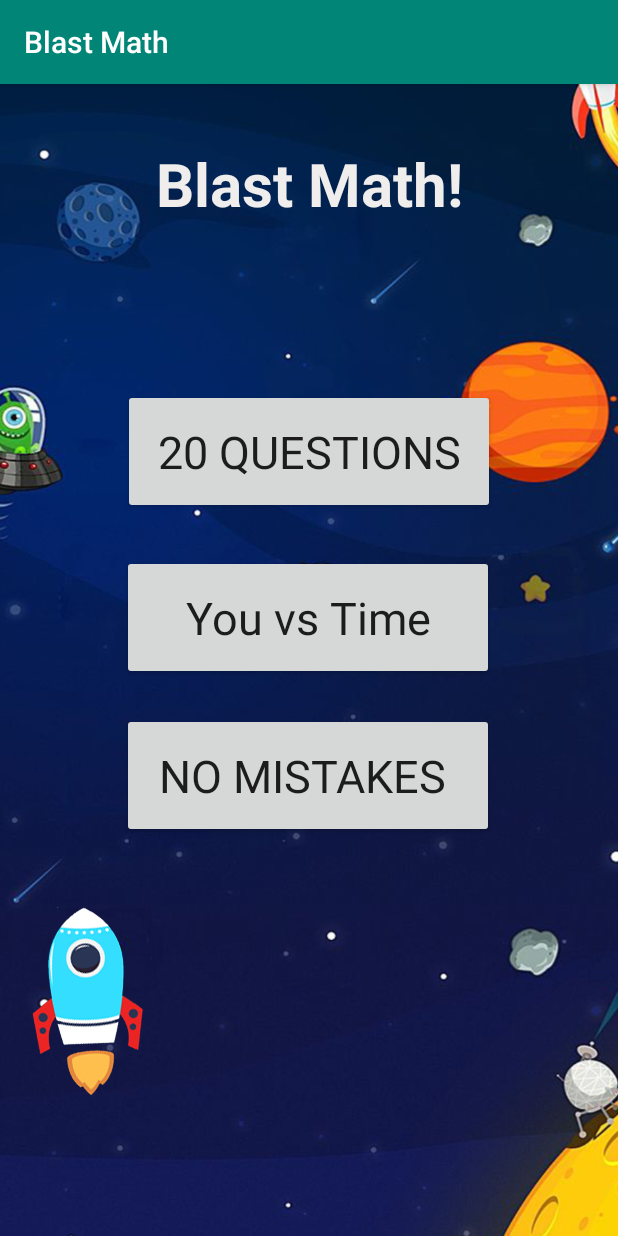
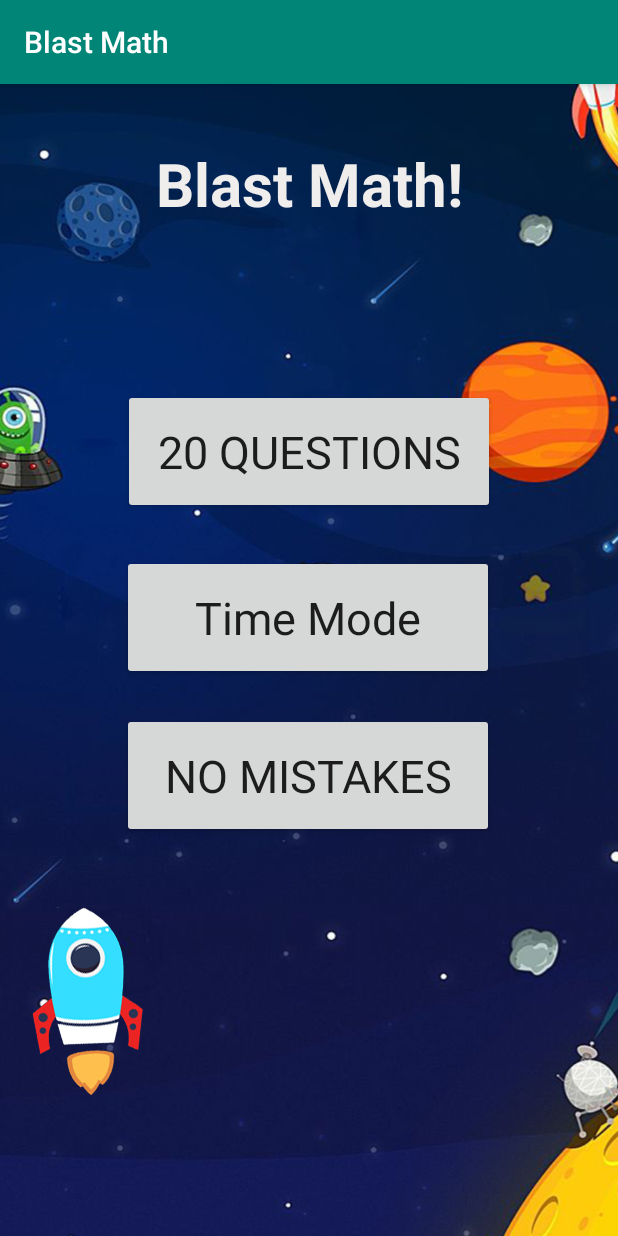
Before and after one commit to zsakr/Math-Game, an Android app: the screen it shows after launch (MainActivity), on a phone screen of 412 x 824 dp. Run offline under Robolectric (Android 15) with nearby library versions, the light colour scheme and no system bars; Roboto replaces fonts that are not available here.

Commit message:
Updated black interfacs

```diff
--- a/app/src/main/res/layout/activity_main.xml
+++ b/app/src/main/res/layout/activity_main.xml
@@ -39,7 +39,7 @@
         android:id="@+id/timeButton"
         android:layout_width="248dp"
         android:layout_height="83dp"
-        android:text="You vs Time"
+        android:text="Time Mode"
         android:textAllCaps="false"
         android:textSize="30sp"
         app:fontFamily="@font/architects_daughter"
@@ -54,7 +54,7 @@
         android:id="@+id/infinityButton"
         android:layout_width="248dp"
         android:layout_height="83dp"
-        android:text="No Mistakes "
+        android:text="No Mistakes"
         android:textSize="30sp"
         app:fontFamily="@font/architects_daughter"
         app:layout_constraintBottom_toBottomOf="parent"
```
